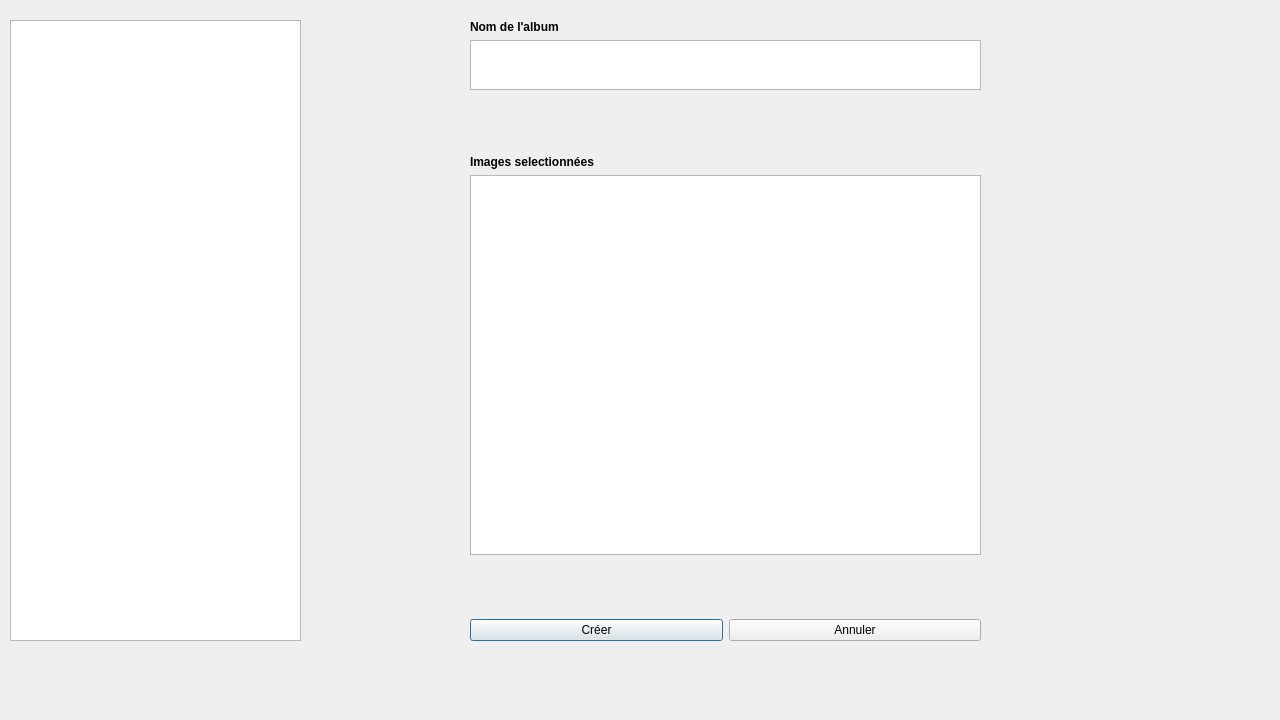
Before: the Qt Designer form projet/creationalbumwindow.ui in BlackFox3000/M1-IHM-Project, drawn with Qt 5.
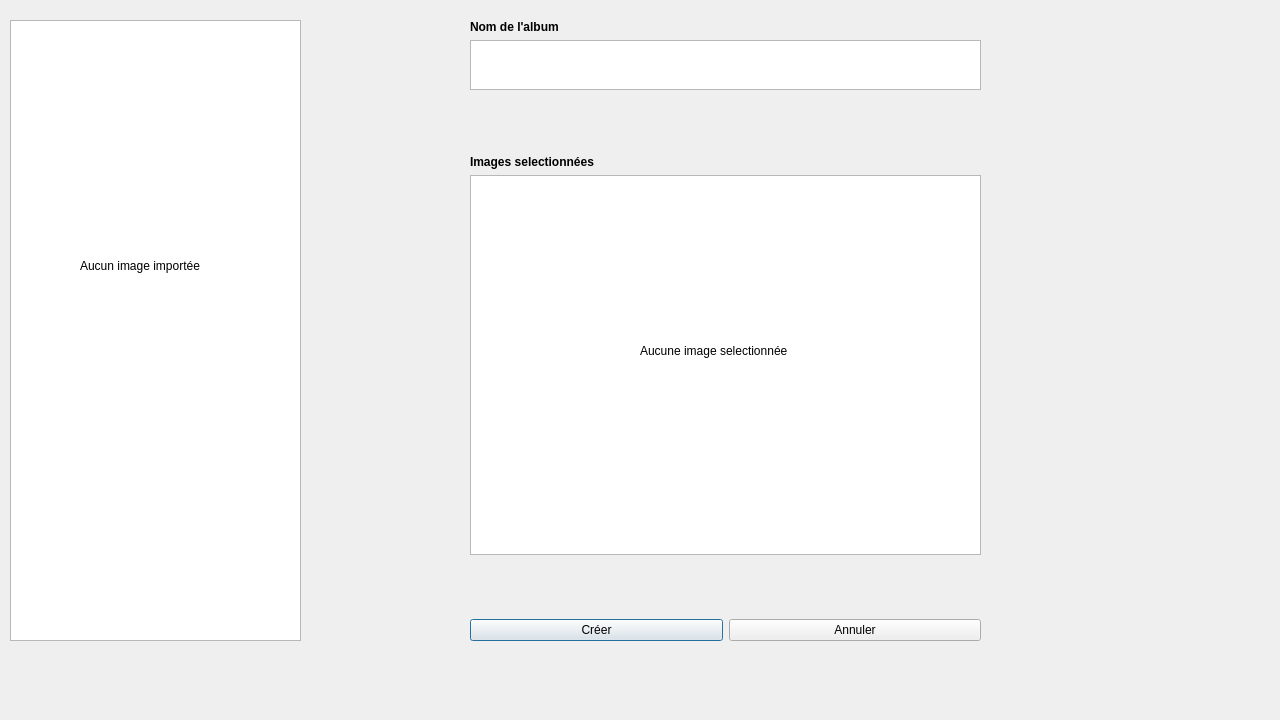
After: the same form once the commit is applied.

Commit message: correction arbre gauche, ajout label

The edit to the form file:
```diff
--- a/projet/creationalbumwindow.ui
+++ b/projet/creationalbumwindow.ui
@@ -147,6 +147,32 @@
     </rect>
    </property>
   </widget>
+  <widget class="QLabel" name="labelImageImporte">
+   <property name="geometry">
+    <rect>
+     <x>80</x>
+     <y>220</y>
+     <width>141</width>
+     <height>91</height>
+    </rect>
+   </property>
+   <property name="text">
+    <string>Aucun image importée</string>
+   </property>
+  </widget>
+  <widget class="QLabel" name="labelImageSelectionne">
+   <property name="geometry">
+    <rect>
+     <x>640</x>
+     <y>320</y>
+     <width>181</width>
+     <height>61</height>
+    </rect>
+   </property>
+   <property name="text">
+    <string>Aucune image selectionnée</string>
+   </property>
+  </widget>
  </widget>
  <resources/>
  <connections>
```
The commit also changes 2 other files.
